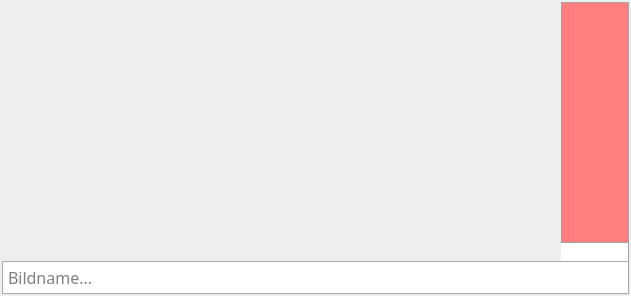
Old version of the form QtMediaViewer/Interface/List_Item.ui in the repository ddhb1989/PyQt-Widgets.
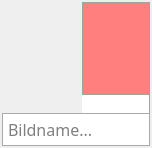
New version of the form. Icons and pictures are not drawn.

```diff
--- a/QtMediaViewer/Interface/List_Item.ui
+++ b/QtMediaViewer/Interface/List_Item.ui
@@ -6,8 +6,8 @@
    <rect>
     <x>0</x>
     <y>0</y>
-    <width>631</width>
-    <height>296</height>
+    <width>152</width>
+    <height>148</height>
    </rect>
   </property>
   <property name="sizePolicy">
@@ -46,6 +46,9 @@
    </property>
    <item>
     <layout class="QHBoxLayout" name="horizontalLayout">
+     <property name="spacing">
+      <number>0</number>
+     </property>
      <item>
       <widget class="QLabel" name="UI_Preview">
        <property name="sizePolicy">
@@ -70,7 +73,7 @@
        <item>
         <widget class="QPushButton" name="UI_Delete">
          <property name="sizePolicy">
-          <sizepolicy hsizetype="Fixed" vsizetype="Expanding">
+          <sizepolicy hsizetype="Minimum" vsizetype="Expanding">
            <horstretch>0</horstretch>
            <verstretch>0</verstretch>
           </sizepolicy>
@@ -98,6 +101,12 @@
        </item>
        <item>
         <widget class="QLabel" name="UI_Mime">
+         <property name="sizePolicy">
+          <sizepolicy hsizetype="Minimum" vsizetype="Preferred">
+           <horstretch>0</horstretch>
+           <verstretch>0</verstretch>
+          </sizepolicy>
+         </property>
          <property name="styleSheet">
           <string notr="true">padding: 2px 0px;
 border-leftr: 1px solid #A2a2a2;
@@ -121,6 +130,12 @@
    </item>
    <item>
     <widget class="QLineEdit" name="UI_Filename">
+     <property name="sizePolicy">
+      <sizepolicy hsizetype="Expanding" vsizetype="Minimum">
+       <horstretch>0</horstretch>
+       <verstretch>0</verstretch>
+      </sizepolicy>
+     </property>
      <property name="font">
       <font>
        <family>voestalpine</family>
```
